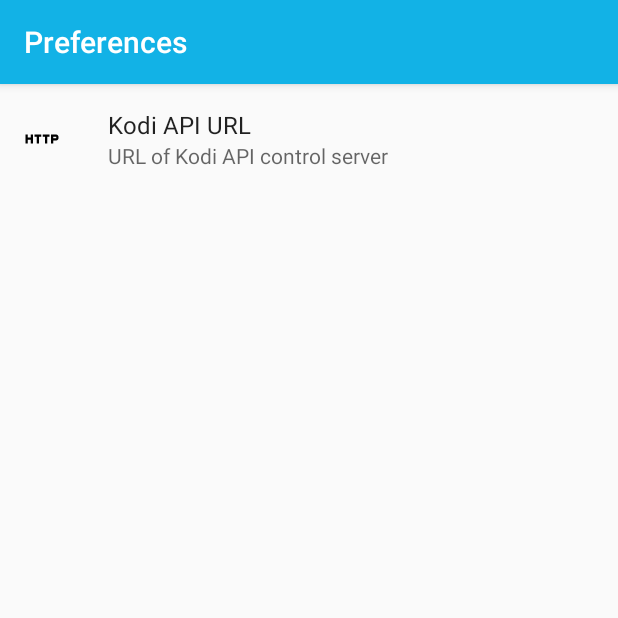
After one commit to Untiy16/PlayInKodi, an Android app: the PreferencesActivity screen opened directly, with no data from a screen before it, on a phone screen of 412 x 824 dp, the top half of it. The commit adds this screen. Run offline under Robolectric (Android 15) with nearby library versions, the phone set to English and light mode, and no system bars; our stand-ins replace androidx.preference.

Commit message:
preferences screen

```diff
--- a/app/src/main/AndroidManifest.xml
+++ b/app/src/main/AndroidManifest.xml
@@ -17,6 +17,9 @@
             android:usesCleartextTraffic="true"
             tools:targetApi="31">
         <activity
+                android:name=".PreferencesActivity"
+                android:exported="false"/>
+        <activity
                 android:name=".BookmarksActivity"
                 android:exported="false"/>
         <activity
--- /dev/null
+++ b/app/src/main/java/com/example/playinkodi/PreferencesActivity.java
@@ -0,0 +1,45 @@
+package com.example.playinkodi;
+
+import android.os.Bundle;
+
+import androidx.activity.EdgeToEdge;
+import androidx.appcompat.app.ActionBar;
+import androidx.appcompat.app.AppCompatActivity;
+import androidx.core.graphics.Insets;
+import androidx.core.view.ViewCompat;
+import androidx.core.view.WindowInsetsCompat;
+
+public class PreferencesActivity extends AppCompatActivity {
+
+    @Override
+    protected void onCreate(Bundle savedInstanceState) {
+        super.onCreate(savedInstanceState);
+//        EdgeToEdge.enable(this);
+        setContentView(R.layout.activity_preferences);
+        ViewCompat.setOnApplyWindowInsetsListener(findViewById(R.id.main), (v, insets) -> {
+            Insets systemBars = insets.getInsets(WindowInsetsCompat.Type.systemBars());
+            v.setPadding(systemBars.left, systemBars.top, systemBars.right, systemBars.bottom);
+            return insets;
+        });
+
+        ActionBar actionBar = getSupportActionBar();
+        actionBar.setTitle("Preferences");
+
+        if (findViewById(R.id.preferences_fragment_container) != null) {
+            if (savedInstanceState != null) {
+                return;
+            }
+
+            getSupportFragmentManager()
+                .beginTransaction()
+                .replace(R.id.preferences_fragment_container, new PreferencesFragment())
+                .commit();
+
+//            getFragmentManager()
+//                    .beginTransaction()
+//                    .add(R.id.preferences_fragment_container, new PreferencesFragment())
+//                    .commit();
+        }
+    }
+
+}
--- /dev/null
+++ b/app/src/main/java/com/example/playinkodi/PreferencesFragment.java
@@ -0,0 +1,22 @@
+package com.example.playinkodi;
+
+import android.os.Bundle;
+import android.preference.PreferenceFragment;
+import androidx.annotation.Nullable;
+import androidx.preference.PreferenceFragmentCompat;
+
+//public class PreferencesFragment extends PreferenceFragment {
+//    @Override
+//    public void onCreate(@Nullable Bundle savedInstanceState) {
+//        super.onCreate(savedInstanceState);
+//
+//        addPreferencesFromResource(R.xml.preferences);
+//    }
+//}
+
+public class PreferencesFragment extends PreferenceFragmentCompat {
+    @Override
+    public void onCreatePreferences(Bundle savedInstanceState, String rootKey) {
+        setPreferencesFromResource(R.xml.preferences, rootKey);
+    }
+}
--- /dev/null
+++ b/app/src/main/res/drawable/baseline_http_24.xml
@@ -0,0 +1,5 @@
+<vector xmlns:android="http://schemas.android.com/apk/res/android" android:height="24dp" android:tint="#000000" android:viewportHeight="24" android:viewportWidth="24" android:width="24dp">
+
+    <path android:fillColor="@android:color/white" android:pathData="M4.5,11h-2L2.5,9L1,9v6h1.5v-2.5h2L4.5,15L6,15L6,9L4.5,9v2zM7,10.5h1.5L8.5,15L10,15v-4.5h1.5L11.5,9L7,9v1.5zM12.5,10.5L14,10.5L14,15h1.5v-4.5L17,10.5L17,9h-4.5v1.5zM21.5,9L18,9v6h1.5v-2h2c0.8,0 1.5,-0.7 1.5,-1.5v-1c0,-0.8 -0.7,-1.5 -1.5,-1.5zM21.5,11.5h-2v-1h2v1z"/>
+
+</vector>
--- a/app/src/main/res/drawable/baseline_play_arrow_24.xml
+++ b/app/src/main/res/drawable/baseline_play_arrow_24.xml
@@ -1,4 +1,4 @@
-<vector xmlns:android="http://schemas.android.com/apk/res/android" android:height="24dp" android:tint="#000000" android:viewportHeight="24" android:viewportWidth="24" android:width="24dp">
+<vector xmlns:android="http://schemas.android.com/apk/res/android" android:height="24dp" android:tint="#ffffff" android:viewportHeight="24" android:viewportWidth="24" android:width="24dp">
 
     <path android:fillColor="@android:color/white" android:pathData="M8,5v14l11,-7z"/>
 
--- a/app/src/main/res/layout/activity_main.xml
+++ b/app/src/main/res/layout/activity_main.xml
@@ -73,7 +73,9 @@
             android:layout_gravity="bottom|end"
             android:layout_marginEnd="16dp"
             android:layout_marginBottom="16dp"
+            app:backgroundTint="@color/kodiMain"
             android:src="@drawable/baseline_play_arrow_24"
+            android:contentDescription="Play button"
     />
 
 </RelativeLayout>
--- /dev/null
+++ b/app/src/main/res/layout/activity_preferences.xml
@@ -0,0 +1,16 @@
+<?xml version="1.0" encoding="utf-8"?>
+<LinearLayout
+    xmlns:android="http://schemas.android.com/apk/res/android"
+    xmlns:tools="http://schemas.android.com/tools"
+    xmlns:app="http://schemas.android.com/apk/res-auto"
+    android:id="@+id/main"
+    android:layout_width="match_parent"
+    android:layout_height="match_parent"
+    android:orientation="horizontal" tools:context=".PreferencesActivity">
+
+    <FrameLayout
+        android:layout_width="match_parent"
+        android:layout_height="match_parent"
+        android:id="@+id/preferences_fragment_container"
+    />
+</LinearLayout>
--- a/app/src/main/res/menu/menu_main.xml
+++ b/app/src/main/res/menu/menu_main.xml
@@ -8,5 +8,5 @@
           android:title="Add bookmark"/>
     <item android:id="@+id/settings"
           android:icon="@drawable/baseline_settings_24"
-          android:title="Settings" />
+          android:title="Preferences" />
 </menu>
--- a/app/src/main/res/values/strings.xml
+++ b/app/src/main/res/values/strings.xml
@@ -15,4 +15,8 @@
     <string name="attachment_title">Download incoming attachments</string>
     <string name="attachment_summary_on">Automatically download attachments for incoming emails</string>
     <string name="attachment_summary_off">Only download attachments when manually requested</string>
+
+    <string name="pref_apiUrl">Kodi API URL</string>
+    <string name="pref_apiUrl_summary">URL of Kodi API control server</string>
+
 </resources>
--- /dev/null
+++ b/app/src/main/res/xml/preferences.xml
@@ -0,0 +1,20 @@
+<?xml version="1.0" encoding="utf-8"?>
+<!--<PreferenceScreen xmlns:app="http://schemas.android.com/apk/res-auto">-->
+<!--    <EditTextPreference-->
+<!--        android:key="pref_apiUrl"-->
+<!--        android:title="@string/pref_apiUrl"-->
+<!--        android:summary="@string/pref_apiUrl_summary"-->
+<!--        android:defaultValue=""/>-->
+<!--</PreferenceScreen>-->
+
+<PreferenceScreen
+    xmlns:app="http://schemas.android.com/apk/res-auto">
+
+    <EditTextPreference
+        app:key="pref_apiUrl"
+        app:title="@string/pref_apiUrl"
+        app:summary="@string/pref_apiUrl_summary"
+        app:icon="@drawable/baseline_http_24"
+        app:defaultValue=""/>
+
+</PreferenceScreen>
```
Also changed, not shown: app/src/main/java/com/example/playinkodi/MainActivity.java (+9 -5 lines).
